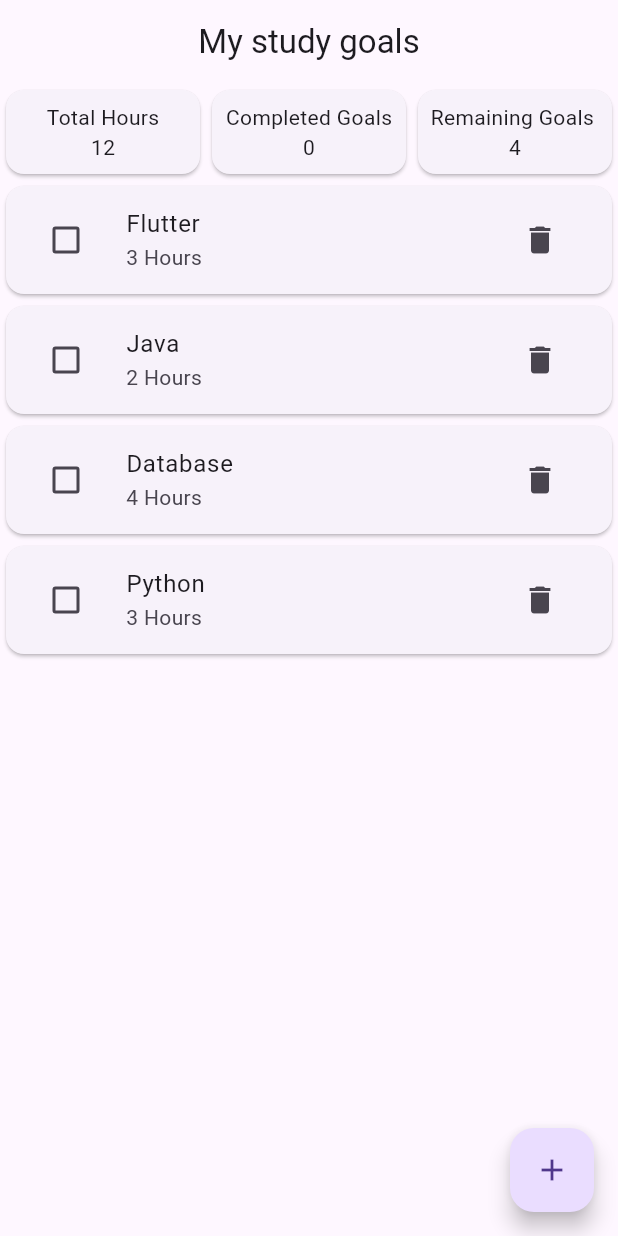
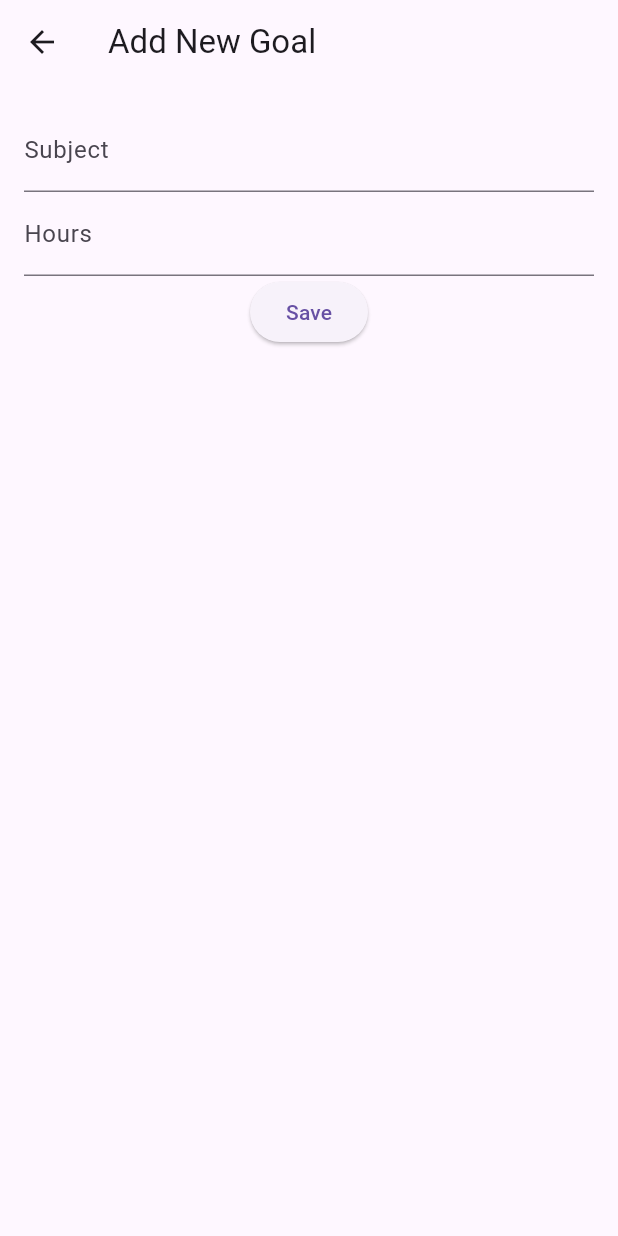
Before and after one commit to Moesaiff/study_planner, a Flutter app: the screen it shows after launch, after a tap on the "add" icon, on a phone screen of 412 x 824 dp. Run offline on Flutter 3.47's test engine with Material 3 defaults, Android fonts, the phone set to English and light mode, and no system bars.

Commit message:
Complete Phase 4 - Add Goal Screen and Input Validation

```diff
--- /dev/null
+++ b/lib/screens/Second_screen.dart
@@ -0,0 +1,57 @@
+import 'package:flutter/material.dart';
+
+class SecondScreen extends StatefulWidget {
+  const SecondScreen({super.key});
+
+  @override
+  State<SecondScreen> createState() => _SecondScreenState();
+}
+
+class _SecondScreenState extends State<SecondScreen> {
+  TextEditingController subjectController = TextEditingController();
+  TextEditingController hoursController = TextEditingController();
+  @override
+    void dispose() {
+      subjectController.dispose();
+      hoursController.dispose();
+      super.dispose();
+}
+
+  @override
+  Widget build(BuildContext context) {
+    return Scaffold(
+      appBar: AppBar(
+        title: const Text('Add New Goal'),
+      ),
+      body:Padding(padding: EdgeInsets.all(16.0),
+      child: Column(children: [
+        TextField(controller: subjectController,decoration: InputDecoration(
+          labelText: 'Subject',
+          hintText: 'Enter name of the subject'
+        ),),
+
+        TextField(controller: hoursController,keyboardType: TextInputType.number, decoration: InputDecoration(
+          labelText: 'Hours',
+          hintText: 'Enter the hours you to schedule for this subject'
+        ),),
+
+        ElevatedButton(onPressed: (){
+          final subject = subjectController.text.trim();
+          final hours = int.tryParse(hoursController.text);
+          if (subject.isEmpty || hours == null || hours <= 0 ){
+            ScaffoldMessenger.of(context).showSnackBar(const SnackBar(content: Text(
+              '- Please enter valid subjects ! '
+            )));
+            return;
+          }
+          Navigator.pop(context,{
+            'subject' : subject ,
+            'hours' : hours,
+            'done' : false
+          });
+        }, child:const Text('Save'))
+      ],),
+      )
+    );
+  }
+}
--- a/lib/screens/home_page.dart
+++ b/lib/screens/home_page.dart
@@ -1,6 +1,8 @@
 
 import 'package:flutter/material.dart';
+import 'package:study_planner/screens/Second_screen.dart';
 import 'package:study_planner/summary_cards.dart';
+import 'package:study_planner/screens/home_page.dart';
 
 class HomePage extends StatefulWidget {
   const HomePage({super.key});
@@ -104,7 +106,7 @@ int get remainingGoals {
                     subtitle: Text('${goals[index]['hours']} Hours'),
                     // LOGIC - Delete selected goal
                     trailing: IconButton(onPressed: () {setState(() {
-                      goals.removeAt(index);
+                        goals.removeAt(index);
                     });},icon: const Icon(Icons.delete)),
                 ),
             );
@@ -117,17 +119,15 @@ int get remainingGoals {
       // STATIC - FloatingActionButton
         floatingActionButton: FloatingActionButton(
             // LOGIC - Add a new sample goal
-        onPressed: () {setState(() {
-           goals.add({
-                'subject': 'Python',
-                'hours': 3,
-                'done': false,
+        onPressed: () async{
+            final newGoal = await Navigator.push(context, MaterialPageRoute(builder: (context) => SecondScreen()));
+            if (newGoal != null){setState(() {
+                goals.add(newGoal);
             });
-        });
-
+            }
         },
         child: const Icon(Icons.add),
         ),
     );
-  }
+    }
 }
```
Also changed, not shown: lib/screens/Secound_screen.dart (deleted).
